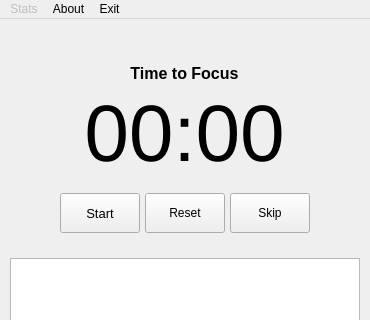
Old version of the form src/ui/mainwindow.ui in the repository TiagoSBO/qt-pomodoro-timer; both pictures show x 0 to 370 and y 0 to 320 of the 370 by 588 pixel window.
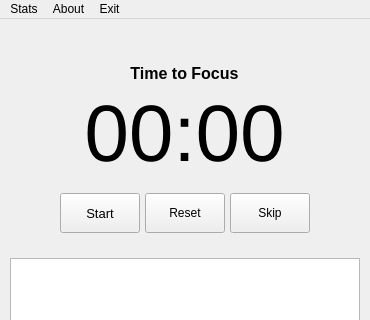
New version of the form. Icons and pictures are not drawn.

```diff
--- a/src/ui/mainwindow.ui
+++ b/src/ui/mainwindow.ui
@@ -578,7 +578,7 @@
    </widget>
    <widget class="QMenu" name="menuStats">
     <property name="enabled">
-     <bool>false</bool>
+     <bool>true</bool>
     </property>
     <property name="title">
      <string>Stats</string>
```
Left out of the diff: 6 changed lines with no effect on the pictures.
